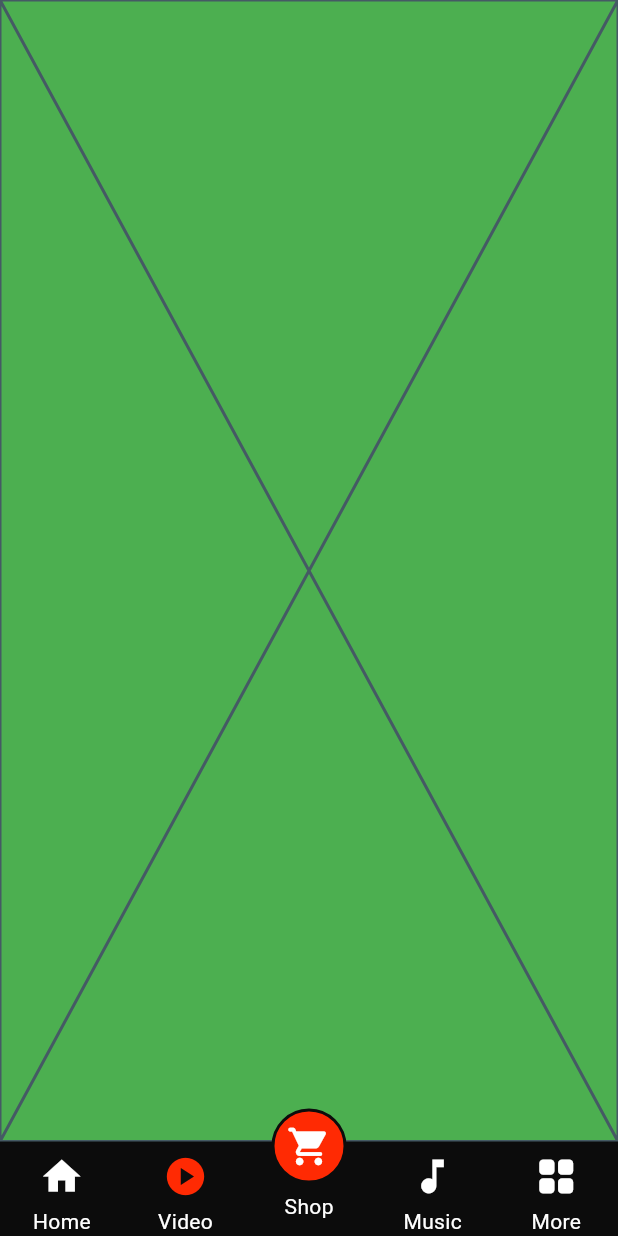
After one commit to Rohitdhall987/OmShriBhakti, a Flutter app: the NavigationBarScreen screen opened by its route, item 2 of the bottom bar chosen, after a tap on "Home", after a tap on "Video", on a phone screen of 412 x 824 dp. The commit adds this screen. Run offline on Flutter 3.47's test engine with Material 3 defaults, Android fonts, the phone set to English and light mode, and no system bars; our stand-ins replace firebase_core, flutter_dotenv, flutter_riverpod, go_router, package_info_plus; accounts and stored records are empty; network calls fail.

Commit message:
Navigation bar navigation bug fix

```diff
--- /dev/null
+++ b/lib/screens/Home.dart
@@ -0,0 +1,63 @@
+import 'package:flutter/material.dart';
+import 'package:omshribhakti/utils/Colors.dart';
+import 'package:omshribhakti/widgets/wallet.dart';
+
+class Home extends StatefulWidget {
+  const Home({super.key});
+
+  @override
+  State<Home> createState() => _HomeState();
+}
+
+class _HomeState extends State<Home> {
+
+  static const double sideGaps=8.0;
+  @override
+  Widget build(BuildContext context) {
+    return Scaffold(
+      body: SafeArea(
+        child: SingleChildScrollView(
+          child: Column(
+            children: [
+              //App bar with wallet
+              Padding(
+                padding: const EdgeInsets.symmetric(horizontal: sideGaps),
+                child: Row(
+                  children: [
+                    SizedBox(
+                        width: MediaQuery.sizeOf(context).width*0.125,
+                        child: Image.asset("images/app_icon.png")
+                    ),
+                    SizedBox(
+                      width: 8,
+                    ),
+                    SizedBox(
+                        width: MediaQuery.sizeOf(context).width*0.25,
+                        child: Image.asset("images/logo_text.png")
+                    ),
+                    SizedBox(
+                      width: MediaQuery.sizeOf(context).width*0.1,
+                    ),
+                    Expanded(child: wallet())
+                  ],
+                ),
+              ),
+              // profile section
+              Row(
+                children: [
+                  Text("Login",
+                    style: TextStyle(
+                      fontWeight: FontWeight.bold,
+                      fontSize: 12,
+                      color: AppTheme.primary
+                    ),
+                  )
+                ],
+              )
+            ],
+          ),
+        ),
+      ),
+    );
+  }
+}
--- a/lib/screens/NavigationBar.dart
+++ /dev/null
@@ -1,136 +0,0 @@
-import 'package:flutter/material.dart';
-import 'package:flutter_riverpod/flutter_riverpod.dart';
-import 'package:omshribhakti/provider/navigation_provider.dart';
-import 'package:omshribhakti/utils/colors.dart';
-import 'package:omshribhakti/widgets/nav_item.dart';
-
-class NavigationBar extends ConsumerWidget {
-  const NavigationBar({super.key});
-
-  void changeIndex(WidgetRef ref,int index){
-    ref.read(navigationIndexProvider.notifier).state=index;
-  }
-
-
-  @override
-  Widget build(BuildContext context,WidgetRef ref) {
-    final navIndex=ref.watch(navigationIndexProvider);
-    return Scaffold(
-      backgroundColor: Colors.white,
-      body: Container(
-        color: Colors.white,
-        child: Center(
-          child: Text('Selected Tab: $navIndex',style: const TextStyle(
-            // color: Colors.white
-          ),),
-        ),
-      ),
-      bottomNavigationBar: Stack(
-        alignment: Alignment.bottomCenter,
-        children: [
-
-          Container(
-            padding:const EdgeInsets.only(top: 8),
-            color: AppTheme.background,
-            child: Row(
-              mainAxisAlignment: MainAxisAlignment.spaceAround,
-              children: [
-                GestureDetector(
-                  onTap: ()=>changeIndex(ref,0),
-                  child: SizedBox(
-                    width: MediaQuery.sizeOf(context).width/5,
-                    child: buildNavItem(
-                      icon: Icons.home,
-                      index: 0,
-                      selectedIndex: navIndex,
-                        label: "Home"
-                    ),
-                  ),
-                ),
-                GestureDetector(
-                  onTap: ()=>changeIndex(ref,1),
-                  child: SizedBox(
-                    width: MediaQuery.sizeOf(context).width/5,
-                    child: buildNavItem(
-                      icon: Icons.play_circle,
-                      index: 1,
-                      selectedIndex: navIndex,
-                      label: "Video"
-                    ),
-                  ),
-                ),
-                SizedBox(
-                  width: MediaQuery.sizeOf(context).width/5,
-                ),
-                GestureDetector(
-                  onTap: ()=>changeIndex(ref,3),
-                  child: SizedBox(
-                    width: MediaQuery.sizeOf(context).width/5,
-                    child: buildNavItem(
-                      icon: Icons.music_note,
-                      index: 3,
-                      selectedIndex: navIndex,
-                      label: "Music"
-                    ),
-                  ),
-                ),
-                GestureDetector(
-                  onTap: ()=>changeIndex(ref,4),
-                  child: SizedBox(
-                    width: MediaQuery.sizeOf(context).width/5,
-                    child: buildNavItem(
-                        icon: Icons.grid_view_rounded,
-                        index: 4,
-                        selectedIndex: navIndex,
-                        label: "More"
-                    ),
-                  ),
-                ),
-              ],
-            ),
-          ),
-          GestureDetector(
-            onTap: ()=>changeIndex(ref,2),
-            child: SizedBox(
-              width: MediaQuery.sizeOf(context).width/5,
-              child: Column(
-                mainAxisSize: MainAxisSize.min,
-                children: [
-                  Container(
-                    decoration: BoxDecoration(
-                        color: AppTheme.primary,
-                      border: Border.all(
-                        width: 2,
-                        color: AppTheme.background,
-                      ),
-                      borderRadius: BorderRadius.circular(100)
-                    ),
-                    child: const Padding(
-                      padding: EdgeInsets.all(8.0),
-                      child: Icon(
-                        Icons.shopping_cart_rounded,
-                        color: Colors.white,
-                        size: 30,
-                      ),
-                    ),
-                  ),
-                  const SizedBox(height: 5),
-                  const Text("Shop",
-                    style: TextStyle(
-                        color: Colors.white
-                    ),
-                  ),
-                  const SizedBox(
-                    height: 10,
-                  ),
-                ],
-              ),
-            ),
-          ),
-        ],
-      ),
-    );
-  }
-
-
-}
--- /dev/null
+++ b/lib/screens/NavigationBarScreen.dart
@@ -0,0 +1,59 @@
+import 'package:flutter/material.dart';
+import 'package:flutter_riverpod/flutter_riverpod.dart';
+import 'package:omshribhakti/provider/Navigation_Provider.dart';
+import 'package:omshribhakti/screens/Home.dart';
+import 'package:omshribhakti/utils/Colors.dart';
+import 'package:omshribhakti/widgets/bottom_navigation_bar.dart';
+import 'package:omshribhakti/widgets/nav_item.dart';
+
+class NavigationBarScreen extends ConsumerWidget {
+  const NavigationBarScreen({super.key});
+
+
+  void changeIndex(WidgetRef ref, int index) {
+    print("calling===========$index");
+    ref.read(navigationIndexProvider.notifier).state=index;
+    print(ref.read(navigationIndexProvider.notifier).state);
+  }
+
+
+  @override
+  Widget build(BuildContext context,WidgetRef ref) {
+    final index = ref.watch(navigationIndexProvider);
+
+    // navigationIndexProvider
+
+    debugPrint("Tab index: $index");
+
+    // Screens to show
+    final tabScreens = [
+      const Home(),
+      const Placeholder(),
+      const Placeholder(),
+      const Placeholder(),
+      const Placeholder(),
+    ];
+
+    // Debugging: Print which tab is being built
+    // debugPrint("Building screen for index $index");
+
+
+    return Scaffold(
+      backgroundColor: Colors.green,
+      body: Stack(
+        alignment: Alignment.bottomCenter,
+        children: [
+          Column(
+            children: [
+              SizedBox(
+                height: MediaQuery.sizeOf(context).height - 63,
+                child: tabScreens[index],
+              ),
+            ],
+          ),
+          myBottomNavigationBar(ref, context, index, changeIndex)
+        ],
+      ),
+    );
+  }
+}
--- a/lib/screens/SplashScreen.dart
+++ b/lib/screens/SplashScreen.dart
@@ -21,7 +21,7 @@ class _SplashScreenState extends ConsumerState<SplashScreen> {
   void checkVersion() async {
     // await VersionService.getLatestVersion(ref);
     if ( await VersionService.isUpdated(ref)) {
-      GoRouter.of(context).goNamed("NavigationBar");
+      GoRouter.of(context).goNamed("NavigationBarScreen");
     } else {
       GoRouter.of(context).goNamed("Update");
     }
--- a/lib/utils/colors.dart
+++ b/lib/utils/colors.dart
@@ -2,6 +2,8 @@
 import 'package:flutter/material.dart';
 
 class AppTheme{
+
+  static const Color textGray=  Color(0xffA1A1A1);
 
   static const MaterialColor primary = MaterialColor(
     0xffFF2A03,
@@ -48,4 +50,6 @@ class AppTheme{
   );
 
 
+
+
 }
--- a/lib/utils/routers.dart
+++ b/lib/utils/routers.dart
@@ -1,7 +1,7 @@
 
 
 import 'package:go_router/go_router.dart';
-import 'package:omshribhakti/screens/NavigationBar.dart';
+import 'package:omshribhakti/screens/NavigationBarScreen.dart';
 import 'package:omshribhakti/screens/SplashScreen.dart';
 import 'package:omshribhakti/screens/UpdateAppPage.dart';
 
@@ -15,9 +15,9 @@ final GoRouter routes=GoRouter(
         name: "Update",
         builder: (context,state)=>const UpdateApp()
       ),
-      GoRoute(path: "/NavigationBar",
-        name: "NavigationBar",
-        builder: (context,state)=> const NavigationBar()
+      GoRoute(path: "/NavigationBarScreen",
+        name: "NavigationBarScreen",
+        builder: (context,state)=> const NavigationBarScreen()
       ),
     ]
 );
--- /dev/null
+++ b/lib/widgets/bottom_navigation_bar.dart
@@ -0,0 +1,110 @@
+import 'package:flutter/material.dart';
+import 'package:flutter_riverpod/flutter_riverpod.dart';
+import 'package:omshribhakti/provider/navigation_provider.dart';
+import 'package:omshribhakti/utils/colors.dart';
+import 'package:omshribhakti/widgets/nav_item.dart';
+
+Widget myBottomNavigationBar(ref, context, index, changeIndex) {
+  return Stack(
+    alignment: Alignment.bottomCenter,
+    children: [
+      Container(
+        padding: const EdgeInsets.only(top: 8),
+        color: AppTheme.background,
+        child: Row(
+          mainAxisAlignment: MainAxisAlignment.spaceAround,
+          children: [
+            GestureDetector(
+              onTap: () => changeIndex(ref, 0),
+              child: SizedBox(
+                width: MediaQuery.sizeOf(context).width / 5,
+                child: buildNavItem(
+                  icon: Icons.home,
+                  index: 0,
+                  selectedIndex: index,
+                  label: "Home",
+                ),
+              ),
+            ),
+            GestureDetector(
+              onTap: () => changeIndex(ref, 1),
+              child: SizedBox(
+                width: MediaQuery.sizeOf(context).width / 5,
+                child: buildNavItem(
+                  icon: Icons.play_circle,
+                  index: 1,
+                  selectedIndex: index,
+                  label: "Video",
+                ),
+              ),
+            ),
+            SizedBox(
+              width: MediaQuery.sizeOf(context).width / 5,
+            ),
+            GestureDetector(
+              onTap: () => changeIndex(ref, 3),
+              child: SizedBox(
+                width: MediaQuery.sizeOf(context).width / 5,
+                child: buildNavItem(
+                  icon: Icons.music_note,
+                  index: 3,
+                  selectedIndex: index,
+                  label: "Music",
+                ),
+              ),
+            ),
+            GestureDetector(
+              onTap: () => changeIndex(ref, 4),
+              child: SizedBox(
+                width: MediaQuery.sizeOf(context).width / 5,
+                child: buildNavItem(
+                  icon: Icons.grid_view_rounded,
+                  index: 4,
+                  selectedIndex: index,
+                  label: "More",
+                ),
+              ),
+            ),
+          ],
+        ),
+      ),
+      GestureDetector(
+        onTap: () => changeIndex(ref, 2),
+        child: SizedBox(
+          width: MediaQuery.sizeOf(context).width / 5,
+          child: Column(
+            mainAxisSize: MainAxisSize.min,
+            children: [
+              Container(
+                decoration: BoxDecoration(
+                  color: AppTheme.primary,
+                  border: Border.all(
+                    width: 2,
+                    color: AppTheme.background,
+                  ),
+                  borderRadius: BorderRadius.circular(100),
+                ),
+                child: const Padding(
+                  padding: EdgeInsets.all(8.0),
+                  child: Icon(
+                    Icons.shopping_cart_rounded,
+                    color: Colors.white,
+                    size: 30,
+                  ),
+                ),
+              ),
+              const SizedBox(height: 5),
+              const Text(
+                "Shop",
+                style: TextStyle(color: Colors.white),
+              ),
+              const SizedBox(
+                height: 10,
+              ),
+            ],
+          ),
+        ),
+      ),
+    ],
+  );
+}
--- /dev/null
+++ b/lib/widgets/wallet.dart
@@ -0,0 +1,80 @@
+import 'package:flutter/material.dart';
+import 'package:omshribhakti/utils/Colors.dart';
+
+Widget wallet(){
+  return Container(
+    decoration: BoxDecoration(
+      color: Colors.white,
+      borderRadius: BorderRadius.circular(50),
+    ),
+    child: Padding(
+      padding: const EdgeInsets.all(2.0),
+      child: Row(
+        children: [
+          Expanded(child: Row(
+            children: [
+              SizedBox(
+                width: 8,
+              ),
+              Icon(Icons.account_balance_wallet,
+              size: 26,),
+              Expanded(
+                child: Column(
+                  crossAxisAlignment: CrossAxisAlignment.start,
+                  children: [
+                    Text("Main Coins",
+                      overflow: TextOverflow.ellipsis,
+                      style: TextStyle(
+                        fontSize: 10,
+                        color: AppTheme.textGray
+                      ),
+                    ),
+                    Text("45",
+                      overflow: TextOverflow.ellipsis,
+                      style: TextStyle(
+                        fontWeight: FontWeight.bold,
+                        color: AppTheme.primary
+                      ),
+                    ),
+                  ],
+                ),
+              )
+            ],
+          )),
+          Expanded(child: Container(
+            decoration: BoxDecoration(
+              color: AppTheme.background,
+              borderRadius: BorderRadius.only(topRight:const Radius.circular(50),bottomRight:const Radius.circular(50) )
+            ),
+            child: Row(
+              mainAxisAlignment: MainAxisAlignment.center,
+              children: [
+                Column(
+                  children: [
+                    Text("Free Coins",
+                      overflow: TextOverflow.ellipsis,
+                      style: TextStyle(
+                          fontSize: 10,
+                          color: AppTheme.textGray
+                      ),
+                    ),
+                    Text("45",
+                      overflow: TextOverflow.ellipsis,
+                      style: TextStyle(
+                          fontWeight: FontWeight.bold,
+                          color: AppTheme.primary
+                      ),
+                    ),
+                  ],
+                ),
+                SizedBox(
+                  width: 8,
+                ),
+              ],
+            ),
+          )),
+        ],
+      ),
+    ),
+  );
+}
```
